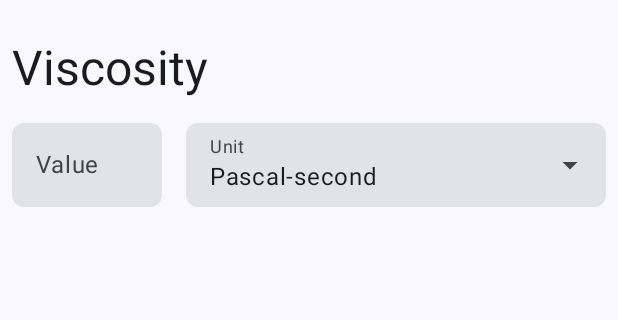
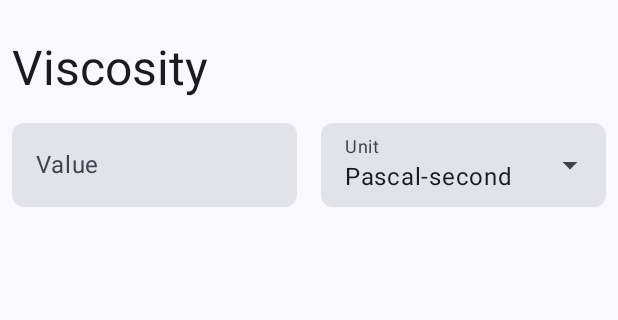
Before and after one commit to you-apps/CalcYou, an Android app built with Jetpack Compose: the viscosity screen opened through its navigation route, on a phone screen of 412 x 824 dp, the part 69-389 px from its top. Run offline under Robolectric (Android 15) with nearby library versions, the phone set to English and light mode, and no system bars.

Commit message:
style: fix converter screen text field width

```diff
--- a/app/src/main/java/net/youapps/calcyou/ui/screens/ConverterScreen.kt
+++ b/app/src/main/java/net/youapps/calcyou/ui/screens/ConverterScreen.kt
@@ -92,6 +92,7 @@ fun ConverterScreen(converter: UnitConverter, @StringRes converterName: Int) {
                 )
             )
             ExposedDropdownMenuBox(
+                modifier = Modifier.weight(1f),
                 expanded = expanded,
                 onExpandedChange = { expanded = !expanded },
             ) {
```
